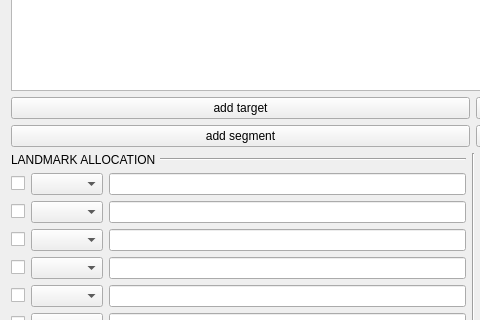
phbuech/adatool, file gui/ui_files/ui_measurements.ui: the form before one commit; both pictures show x 0 to 480 and y 152 to 472 of the 946 by 687 pixel window.
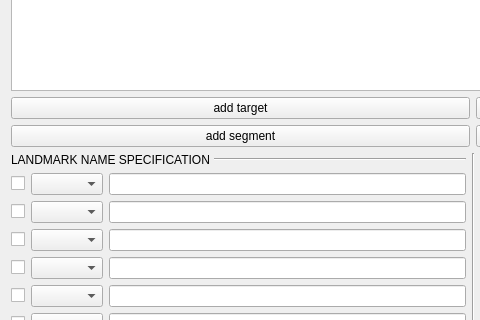
The form after the commit.

```diff
--- a/gui/ui_files/ui_measurements.ui
+++ b/gui/ui_files/ui_measurements.ui
@@ -111,7 +111,7 @@
             </sizepolicy>
            </property>
            <property name="text">
-            <string>LANDMARK ALLOCATION</string>
+            <string>LANDMARK NAME SPECIFICATION</string>
            </property>
           </widget>
          </item>
```
